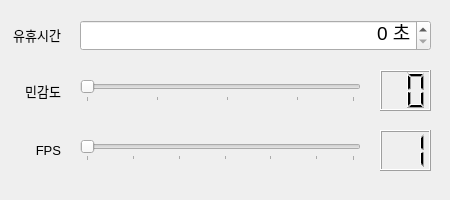
Before: the Qt Designer form setOptionDialog.ui in synml/motion-detector, drawn with Qt 5.
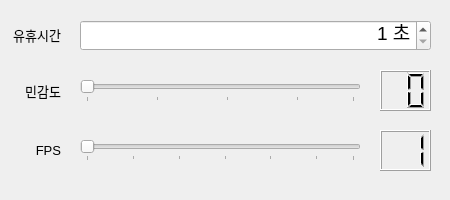
After: the same form once the commit is applied. Icons and pictures are not drawn.

Commit message:
Refactor to rename widgets
위젯 이름 변경

```diff
--- a/setOptionDialog.ui
+++ b/setOptionDialog.ui
@@ -228,8 +228,11 @@
    <property name="suffix">
     <string> 초</string>
    </property>
+   <property name="minimum">
+    <number>1</number>
+   </property>
    <property name="value">
-    <number>0</number>
+    <number>1</number>
    </property>
   </widget>
  </widget>
```
Left out of the diff: 6 changed lines with no effect on the pictures. The commit also changes 1 other file.
